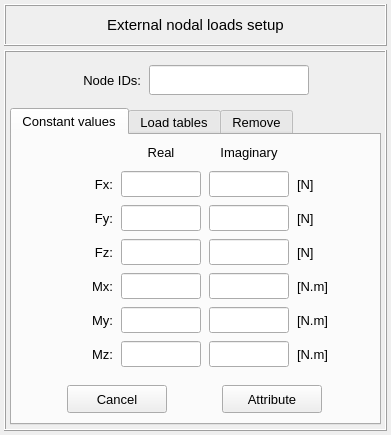
open-pulse/OpenPulse, file pulse/interface/data/ui_files/model/setup/structural/set_nodal_loads_input.ui: the form before one commit.
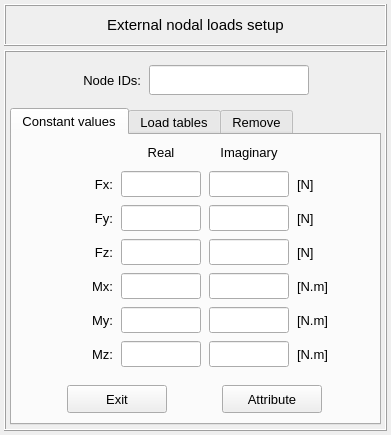
The form after the commit. Icons and pictures are not drawn.

Commit message: Replace the button text "Cancel" by "Exit"

```diff
--- a/pulse/interface/data/ui_files/model/setup/structural/set_nodal_loads_input.ui
+++ b/pulse/interface/data/ui_files/model/setup/structural/set_nodal_loads_input.ui
@@ -1029,7 +1029,7 @@
                 <string notr="true"/>
                </property>
                <property name="text">
-                <string>Cancel</string>
+                <string>Exit</string>
                </property>
                <property name="autoDefault">
                 <bool>false</bool>
```
Left out of the diff: 10 changed lines with no effect on the pictures. The commit also changes 75 other files.
